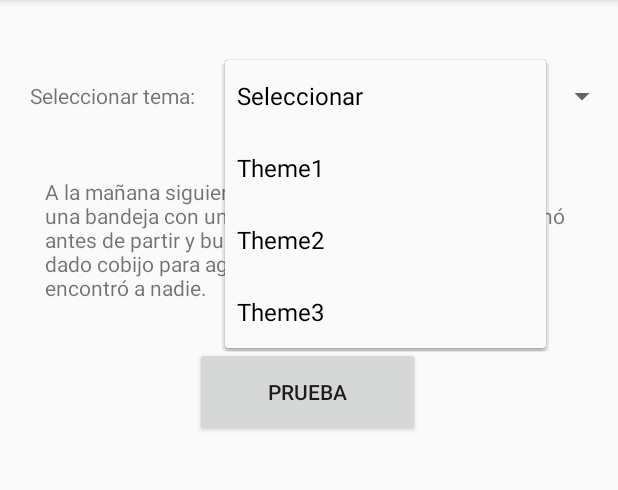
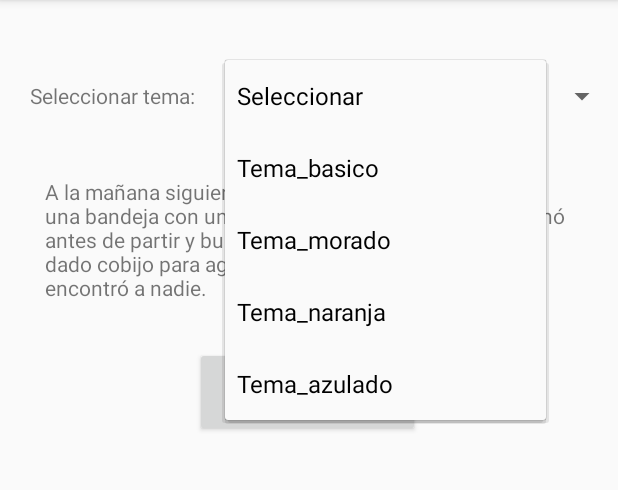
Before and after one commit to Gupe024/TemasApp, an Android app: the screen it shows after launch (MainActivity), after a tap on "Seleccionar", on a phone screen of 412 x 824 dp, the part 84-574 px from its top. Run offline under Robolectric (Android 15) with nearby library versions, the phone set to English and light mode, and no system bars.

Commit message:
noveno commit

```diff
--- a/app/src/main/AndroidManifest.xml
+++ b/app/src/main/AndroidManifest.xml
@@ -10,7 +10,7 @@
         android:label="@string/app_name"
         android:roundIcon="@mipmap/ic_launcher_round"
         android:supportsRtl="true"
-        android:theme="@style/AppTheme"
+        android:theme="@style/Tema_basico"
         tools:targetApi="31">
         <activity
             android:name=".MainActivity"
--- a/app/src/main/java/com/example/temasapp/MainActivity.java
+++ b/app/src/main/java/com/example/temasapp/MainActivity.java
@@ -1,48 +1,31 @@
 package com.example.temasapp;
 
-import android.content.SharedPreferences;
 import android.os.Bundle;
 import android.util.Log;
 import android.view.View;
 import android.widget.AdapterView;
 import android.widget.ArrayAdapter;
-import android.widget.Button;
 import android.widget.Spinner;
 
 import androidx.appcompat.app.AppCompatActivity;
 
 public class MainActivity extends AppCompatActivity {
     Spinner spinner;
-    Button ThemeButton;
-    SharedPreferences preferences;
+
+    // Variable estática para mantener el tema seleccionado
+    static int selectedTheme = R.style.Tema_basico;
 
     @Override
     protected void onCreate(Bundle savedInstanceState) {
         super.onCreate(savedInstanceState);
 
-        preferences = getSharedPreferences("theme_prefs", MODE_PRIVATE);
-        int selectedTheme = preferences.getInt("selected_theme", R.style.AppTheme);
+        // Aplicar el tema seleccionado
         setTheme(selectedTheme);
 
         setContentView(R.layout.activity_main);
         spinner = findViewById(R.id.spinner);
-        ThemeButton = findViewById(R.id.btnApplyTheme);
 
         setupSpinner();
-
-        ThemeButton.setOnClickListener(new View.OnClickListener() {
-            @Override
-            public void onClick(View v) {
-                Log.d("MainActivity", "Button clicked");
-                SharedPreferences.Editor editor = preferences.edit();
-                editor.remove("selected_theme");
-                editor.apply();
-
-                Log.d("MainActivity", "Default theme applied");
-
-                recreateWithTheme(R.style.AppTheme);
-            }
-        });
     }
 
     private void setupSpinner() {
@@ -54,41 +37,48 @@ public class MainActivity extends AppCompatActivity {
         spinner.setOnItemSelectedListener(new AdapterView.OnItemSelectedListener() {
             @Override
             public void onItemSelected(AdapterView<?> parentView, View selectedItemView, int position, long id) {
-                String selectedTheme = (String) parentView.getItemAtPosition(position);
-                Log.d("MainActivity", "Selected Theme: " + selectedTheme);
+                String selectedThemeName = (String) parentView.getItemAtPosition(position);
+                Log.d("MainActivity", "Selected Theme: " + selectedThemeName);
 
-                int themeId;
-                switch (selectedTheme) {
-                    case "Theme1":
-                        themeId = R.style.Theme1;
+                int newTheme;
+                switch (selectedThemeName) {
+                    case "Seleccionar":
+                        // No hacer nada si se selecciona "Seleccionar"
+                        return;
+                    case "Tema_basico":
+                        newTheme = R.style.Tema_basico;
                         break;
-                    case "Theme2":
-                        themeId = R.style.Theme2;
+                    case "Tema_morado":
+                        newTheme = R.style.Tema_morado;
                         break;
-                    case "Theme3":
-                        themeId = R.style.Theme3;
+                    case "Tema_naranja":
+                        newTheme = R.style.Tema_naranja;
+                        break;
+                    case "Tema_azulado":
+                        newTheme = R.style.Tema_azulado;
                         break;
                     default:
                         return;
                 }
 
-                SharedPreferences.Editor editor = preferences.edit();
-                editor.putInt("selected_theme", themeId);
-                editor.apply();
-
-                recreateWithTheme(themeId);
+                // Verificar si el nuevo tema es diferente al tema actual
+                if (newTheme != selectedTheme) {
+                    selectedTheme = newTheme;
+                    // Aplicar el nuevo tema
+                    recreateWithTheme(selectedTheme);
+                }
             }
 
             @Override
             public void onNothingSelected(AdapterView<?> parentView) {
-
+                // No hacer nada si no se selecciona nada
             }
         });
     }
 
+    // Método para recrear la actividad con un nuevo tema
     private void recreateWithTheme(int themeId) {
         setTheme(themeId);
-        setContentView(R.layout.activity_main);
-        setupSpinner();
+        recreate(); // Recrear la actividad para aplicar el nuevo tema a toda la interfaz
     }
 }
--- a/app/src/main/res/values/strings.xml
+++ b/app/src/main/res/values/strings.xml
@@ -6,8 +6,9 @@
     <string name="Boton">PRUEBA</string>
     <string-array name="themes_array">
         <item>Seleccionar</item>
-        <item>Theme1</item>
-        <item>Theme2</item>
-        <item>Theme3</item>
+        <item>Tema_basico</item>
+        <item>Tema_morado</item>
+        <item>Tema_naranja</item>
+        <item>Tema_azulado</item>
     </string-array>
 </resources>
--- a/app/src/main/res/values/theme1_styles.xml
+++ b/app/src/main/res/values/theme1_styles.xml
@@ -1,17 +1,16 @@
 <?xml version="1.0" encoding="utf-8"?>
 <resources>
-    <style name="Theme1" parent="Theme.AppCompat.Light.DarkActionBar">
+    <style name="Tema_morado" parent="Theme.AppCompat.Light.DarkActionBar">
         <item name="android:windowBackground">@drawable/purpura</item>
         <item name="colorPrimary">@color/colorPrimary1</item>
         <item name="colorPrimaryDark">@color/colorPrimaryDark1</item>
         <item name="android:buttonStyle">@style/ButtonStyle1</item>
-        <item name="android:textColor">@color/black</item>
+        <item name="android:textColor">#2196F3</item>
         <item name="android:textSize">20sp</item>
         <item name="android:typeface">monospace</item>
     </style>
 
     <style name="ButtonStyle1" parent="Widget.AppCompat.Button">
-        <item name="android:background">#F384AA</item>
+        <item name="android:background">#E91E63</item>
     </style>
-
 </resources>
--- a/app/src/main/res/values/theme2_styles.xml
+++ b/app/src/main/res/values/theme2_styles.xml
@@ -1,6 +1,6 @@
 <?xml version="1.0" encoding="utf-8"?>
 <resources>
-    <style name="Theme2" parent="Theme.AppCompat.Light.DarkActionBar">
+    <style name="Tema_naranja" parent="Theme.AppCompat.Light.DarkActionBar">
         <item name="android:windowBackground">@drawable/orange</item>
         <item name="colorPrimary">@color/colorPrimary2</item>
         <item name="colorPrimaryDark">@color/colorPrimaryDark2</item>
--- a/app/src/main/res/values/theme3_styles.xml
+++ b/app/src/main/res/values/theme3_styles.xml
@@ -1,6 +1,6 @@
 <?xml version="1.0" encoding="utf-8"?>
 <resources>
-    <style name="Theme3" parent="Theme.AppCompat.Light.DarkActionBar">
+    <style name="Tema_azulado" parent="Theme.AppCompat.Light.DarkActionBar">
         <item name="android:windowBackground">@drawable/azul</item>
         <item name="colorPrimary">@color/colorPrimary3</item>
         <item name="colorPrimaryDark">@color/colorPrimaryDark3</item>
--- a/app/src/main/res/values/theme_styles.xml
+++ b/app/src/main/res/values/theme_styles.xml
@@ -1,6 +1,6 @@
 <?xml version="1.0" encoding="utf-8"?>
 <resources>
-    <style name="AppTheme" parent="Theme.AppCompat.Light.DarkActionBar">
+    <style name="Tema_basico" parent="Theme.AppCompat.Light.DarkActionBar">
         <!-- Default colors -->
         <item name="colorPrimary">@color/black</item>
         <item name="colorPrimaryDark">@color/black</item>
```
Also changed, not shown: app/src/main/res/layout/activity_main.xml (line endings or trailing spaces).
